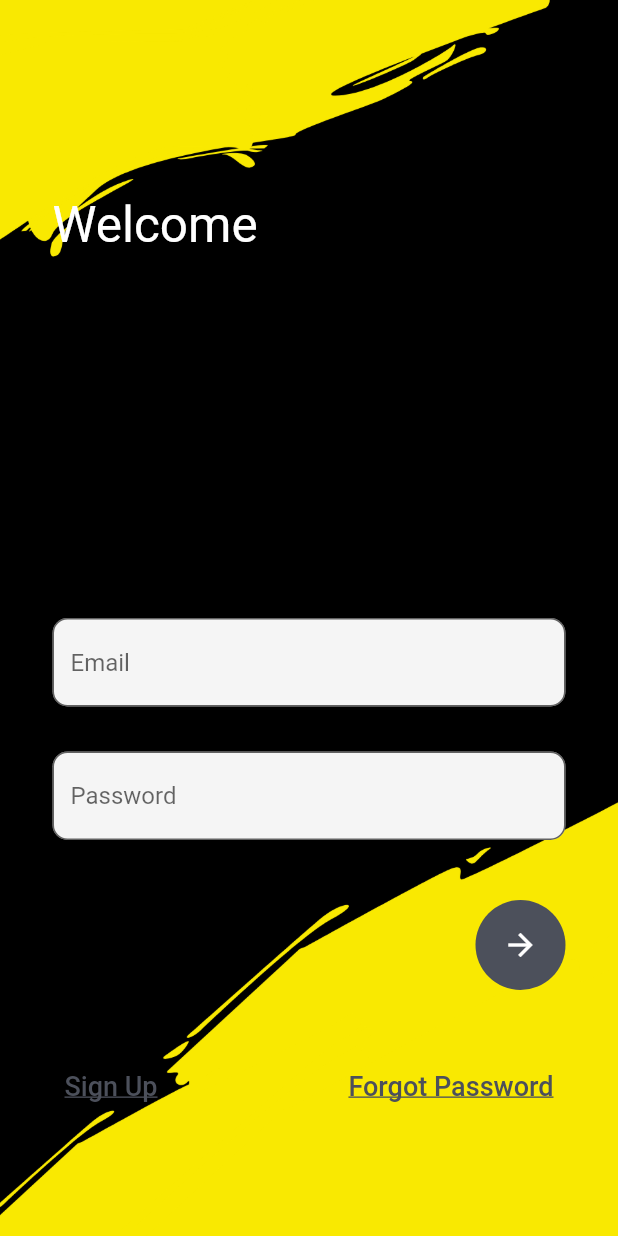
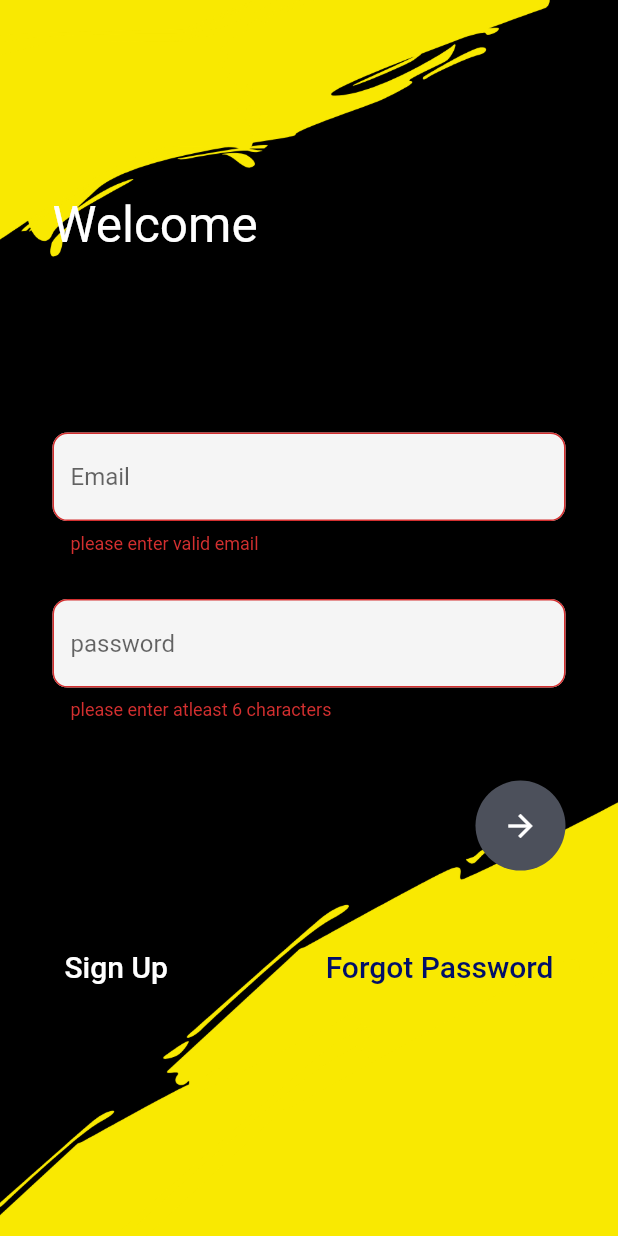
Before and after one commit to sayanths/movie_display_banglore_project, a Flutter app: the MyLogin screen opened directly, after a tap on the "arrow forward" icon, on a phone screen of 412 x 824 dp. Run offline on Flutter 3.47's test engine with Material 2 defaults, Android fonts, the phone set to English and light mode, and no system bars; our stand-ins replace google_fonts.

Commit message:
login ui almost refactored

```diff
--- a/lib/app/core/widget.dart
+++ b/lib/app/core/widget.dart
@@ -6,7 +6,12 @@ const height10 = SizedBox(
 const height20 = SizedBox(
   height: 20,
 );
-
+const height30 = SizedBox(
+  height: 30,
+);
+const height40 = SizedBox(
+  height: 40,
+);
 const width10 = SizedBox(
   width: 10,
 );
--- a/lib/app/login_page/view/login_page.dart
+++ b/lib/app/login_page/view/login_page.dart
@@ -1,16 +1,14 @@
 import 'package:flutter/material.dart';
-import 'package:movie_project_banglore/app/signup_page/view/sign_up.dart';
+import 'package:movie_project_banglore/app/core/widget.dart';
+import 'package:movie_project_banglore/app/login_page/view_model/login_page_controller.dart';
+import 'package:provider/provider.dart';
 
-class MyLogin extends StatefulWidget {
+class MyLogin extends StatelessWidget {
   const MyLogin({Key? key}) : super(key: key);
 
   @override
-  _MyLoginState createState() => _MyLoginState();
-}
-
-class _MyLoginState extends State<MyLogin> {
-  @override
   Widget build(BuildContext context) {
+    final loginProvider = context.read<LoginPageController>();
     return Container(
       decoration: const BoxDecoration(
         image: DecorationImage(
@@ -20,7 +18,6 @@ class _MyLoginState extends State<MyLogin> {
         backgroundColor: Colors.transparent,
         body: Stack(
           children: [
-            Container(),
             Container(
               padding: const EdgeInsets.only(left: 35, top: 130),
               child: const Text(
@@ -31,84 +28,70 @@ class _MyLoginState extends State<MyLogin> {
             SingleChildScrollView(
               child: Container(
                 padding: EdgeInsets.only(
-                    top: MediaQuery.of(context).size.height * 0.5),
+                    top: MediaQuery.of(context).size.height * 0.35),
                 child: Column(
                   crossAxisAlignment: CrossAxisAlignment.start,
                   children: [
-                    Container(
+                    Form(
+                      key: loginProvider.loginKey,
+                      child: Container(
                         margin: const EdgeInsets.only(left: 35, right: 35),
                         child: Column(
                           children: [
-                          TextField(
-                            style: const TextStyle(color: Colors.black),
-                            decoration: InputDecoration(
-                                fillColor: Colors.grey.shade100,
-                                filled: true,
-                                hintText: "Email",
-                                border: OutlineInputBorder(
-                                  borderRadius: BorderRadius.circular(10),
-                                )),
-                          ),
-                          const SizedBox(
-                            height: 30,
-                          ),
-                          TextField(
-                            style: const TextStyle(),
-                            obscureText: true,
-                            decoration: InputDecoration(
-                                fillColor: Colors.grey.shade100,
-                                filled: true,
-                                hintText: "Password",
-                                border: OutlineInputBorder(
-                                  borderRadius: BorderRadius.circular(10),
-                                )),
-                          ),
-                          const SizedBox(
-                            height: 40,
-                          ),
+                            CustomTextFormFiled(
+                                validator: (value) =>
+                                    loginProvider.onEmailValidate(value),
+                                controller: loginProvider.emailController,
+                                title: 'Email',
+                                obscureText: false),
+                            height30,
+                            CustomTextFormFiled(
+                                validator: (value) =>
+                                    loginProvider.onPasswordValidate(value),
+                                controller: loginProvider.passwordController,
+                                title: 'password',
+                                obscureText: true),
+                            height40,
                             Row(
                               mainAxisAlignment: MainAxisAlignment.spaceBetween,
                               children: [
                                 const Text(
                                   'Sign in',
                                   style: TextStyle(
-                                    fontSize: 27, fontWeight: FontWeight.w700),
+                                      fontSize: 27,
+                                      fontWeight: FontWeight.w700),
                                 ),
                                 CircleAvatar(
                                   radius: 30,
                                   backgroundColor: const Color(0xff4c505b),
                                   child: IconButton(
                                       color: Colors.white,
-                                    onPressed: () {},
+                                      onPressed: () {
+                                        if (loginProvider.loginKey.currentState!
+                                            .validate()) {
+                                          return;
+                                        }
+                                      },
                                       icon: const Icon(
                                         Icons.arrow_forward,
                                       )),
                                 )
                               ],
                             ),
-                          const SizedBox(
-                            height: 40,
-                          ),
+                            height40,
                             Row(
                               mainAxisAlignment: MainAxisAlignment.spaceBetween,
                               children: [
                                 TextButton(
-                                onPressed: () {
-                                  Navigator.push(
-                                      context,
-                                      MaterialPageRoute(
-                                        builder: (context) =>
-                                            const MyRegister(),
-                                      ));
-                                },
+                                  onPressed: () {},
                                   style: const ButtonStyle(),
                                   child: const Text(
                                     'Sign Up',
                                     textAlign: TextAlign.left,
                                     style: TextStyle(
-                                      decoration: TextDecoration.underline,
-                                      color: Color(0xff4c505b),
-                                      fontSize: 18),
+                                      //  decoration: TextDecoration.underline,
+                                        color: Color.fromARGB(255, 255, 255, 255),
+                                        fontSize: 20),
                                   ),
                                 ),
                                 TextButton(
@@ -116,14 +99,15 @@ class _MyLoginState extends State<MyLogin> {
                                     child: const Text(
                                       'Forgot Password',
                                       style: TextStyle(
-                                      decoration: TextDecoration.underline,
-                                      color: Color(0xff4c505b),
-                                      fontSize: 18,
+                                      //  decoration: TextDecoration.underline,
+                                        color: Color.fromARGB(255, 1, 15, 105),
+                                        fontSize: 20,
                                       ),
                                     )),
                               ],
                             )
                           ],
+                        ),
                       ),
                     )
                   ],
@@ -136,3 +120,34 @@ class _MyLoginState extends State<MyLogin> {
     );
   }
 }
+
+class CustomTextFormFiled extends StatelessWidget {
+  final TextEditingController controller;
+  final String? Function(String?)? validator;
+  final String title;
+  final bool obscureText;
+  const CustomTextFormFiled({
+    Key? key,
+    required this.controller,
+    this.validator,
+    required this.title,
+    required this.obscureText,
+  }) : super(key: key);
+
+  @override
+  Widget build(BuildContext context) {
+    return TextFormField(
+      obscureText: obscureText,
+      controller: controller,
+      validator: validator,
+      style: const TextStyle(color: Colors.black),
+      decoration: InputDecoration(
+          fillColor: Colors.grey.shade100,
+          filled: true,
+          hintText: title,
+          border: OutlineInputBorder(
+            borderRadius: BorderRadius.circular(10),
+          )),
+    );
+  }
+}
--- a/lib/app/login_page/view_model/login_page_controller.dart
+++ b/lib/app/login_page/view_model/login_page_controller.dart
@@ -0,0 +1,24 @@
+import 'package:flutter/cupertino.dart';
+
+class LoginPageController extends ChangeNotifier {
+  final emailController = TextEditingController();
+  final passwordController = TextEditingController();
+  final loginKey = GlobalKey<FormState>();
+
+  onEmailValidate(String? value) {
+    if (!RegExp(r'^[a-zA-Z0-9+_.-]+@[a-zA-Z0-9.-]+$').hasMatch(value!) ||
+        value.length < 3) {
+      return 'please enter valid email';
+    } else {
+      return null;
+    }
+  }
+
+  onPasswordValidate(String? value) {
+    if (value!.length < 6) {
+      return 'please enter atleast 6 characters';
+    } else {
+      return null;
+    }
+  }
+}
--- a/lib/main.dart
+++ b/lib/main.dart
@@ -1,8 +1,15 @@
 import 'package:flutter/material.dart';
 import 'package:movie_project_banglore/app/home_page/view/home_page.dart';
+import 'package:movie_project_banglore/app/login_page/view/login_page.dart';
+import 'package:movie_project_banglore/app/login_page/view_model/login_page_controller.dart';
+import 'package:provider/provider.dart';
 
 void main() {
-  runApp(const MyApp());
+  runApp(MultiProvider(
+    providers: [
+      ChangeNotifierProvider<LoginPageController>(create: (context) => LoginPageController(),)
+    ],
+    child: const MyApp()));
 }
 
 class MyApp extends StatelessWidget {
@@ -14,7 +21,7 @@ class MyApp extends StatelessWidget {
     return const MaterialApp(
       debugShowCheckedModeBanner: false,
       title: 'Flutter Demo',
-      home: HomePage(),
+      home: MyLogin(),
     );
   }
 }
```
Lines whose indentation alone changed are shown as unchanged.
